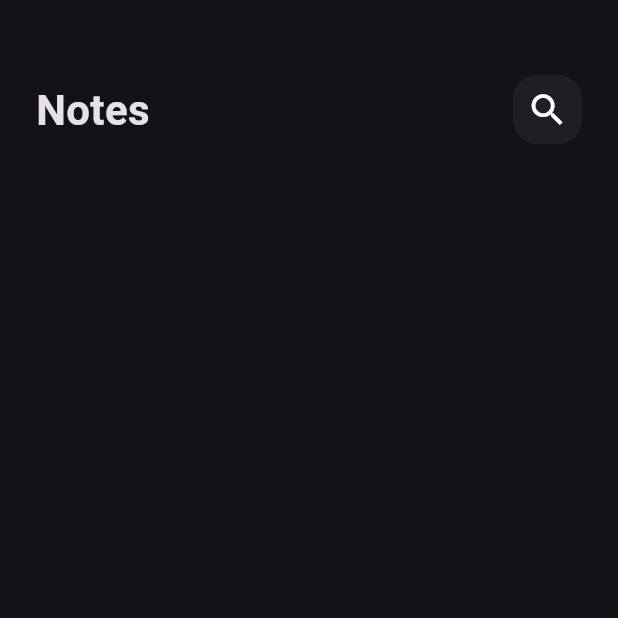
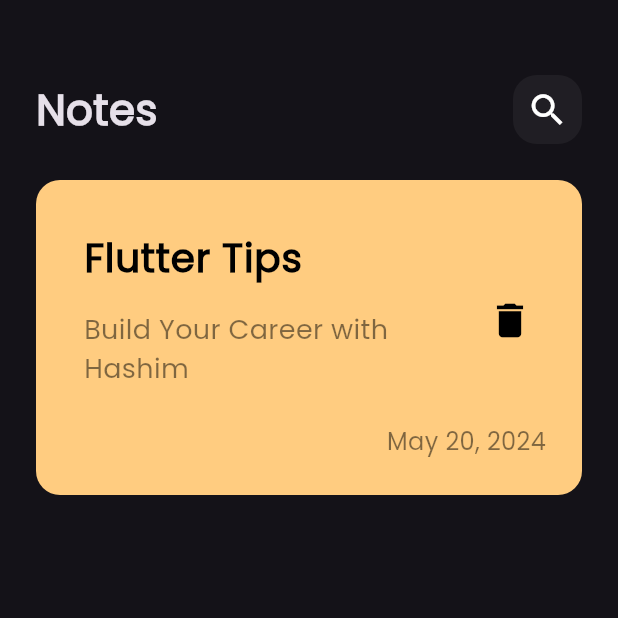
Before and after one commit to hashimsaffarini/Notes_App, a Flutter app: the screen it shows after launch, on a phone screen of 412 x 824 dp, the top half of it. Run offline on Flutter 3.47's test engine with Material 3 defaults, Android fonts, the phone set to English and light mode, and no system bars.

Commit message:
Add custom note item widget and update fonts in pubspec.yaml

```diff
--- a/lib/main.dart
+++ b/lib/main.dart
@@ -16,6 +16,7 @@ class NotesApp extends StatelessWidget {
       theme: ThemeData(
         useMaterial3: true,
         brightness: Brightness.dark,
+        fontFamily: 'Poppins',
       ),
       home: const NotesView(),
     );
--- /dev/null
+++ b/lib/views/widgets/custom_note_item.dart
@@ -0,0 +1,59 @@
+import 'package:flutter/material.dart';
+
+class NoteItem extends StatelessWidget {
+  const NoteItem({super.key});
+
+  @override
+  Widget build(BuildContext context) {
+    return Container(
+      padding: const EdgeInsets.only(left: 16, top: 24, bottom: 24),
+      decoration: BoxDecoration(
+        color: const Color(0xffFFCC80),
+        borderRadius: BorderRadius.circular(16),
+      ),
+      child: Column(
+        crossAxisAlignment: CrossAxisAlignment.end,
+        children: [
+          ListTile(
+            title: const Text(
+              'Flutter Tips',
+              style: TextStyle(
+                fontSize: 26,
+                color: Colors.black,
+                fontWeight: FontWeight.bold,
+              ),
+            ),
+            subtitle: Padding(
+              padding: const EdgeInsets.only(top: 16, bottom: 16),
+              child: Text(
+                'Build Your Career with Hashim',
+                style: TextStyle(
+                  color: Colors.black.withOpacity(0.5),
+                  fontSize: 18,
+                ),
+              ),
+            ),
+            trailing: IconButton(
+              icon: const Icon(
+                Icons.delete,
+                color: Colors.black,
+                size: 30,
+              ),
+              onPressed: () {},
+            ),
+          ),
+          Padding(
+            padding: const EdgeInsets.only(right: 24),
+            child: Text(
+              'May 20, 2024',
+              style: TextStyle(
+                color: Colors.black.withOpacity(0.5),
+                fontSize: 16,
+              ),
+            ),
+          )
+        ],
+      ),
+    );
+  }
+}
--- a/lib/views/widgets/notes_view_body.dart
+++ b/lib/views/widgets/notes_view_body.dart
@@ -1,5 +1,6 @@
 import 'package:flutter/material.dart';
 import 'package:notes_app/views/widgets/custom_app_bar.dart';
+import 'package:notes_app/views/widgets/custom_note_item.dart';
 
 class NotesViewBody extends StatelessWidget {
   const NotesViewBody({super.key});
@@ -14,6 +15,10 @@ class NotesViewBody extends StatelessWidget {
             height: 50,
           ),
           CustomAppBar(),
+          SizedBox(
+            height: 24,
+          ),
+          NoteItem(),
         ],
       ),
     );
```
Also changed, not shown: pubspec.yaml (+4 -4 lines), assets/fonts/Poppins-Regular.ttf (added).
